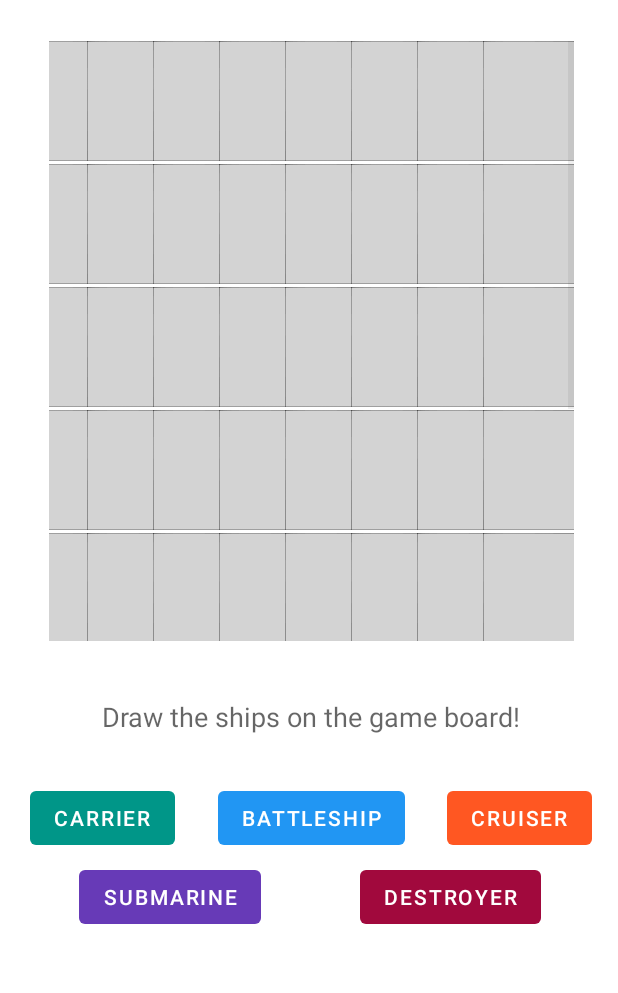
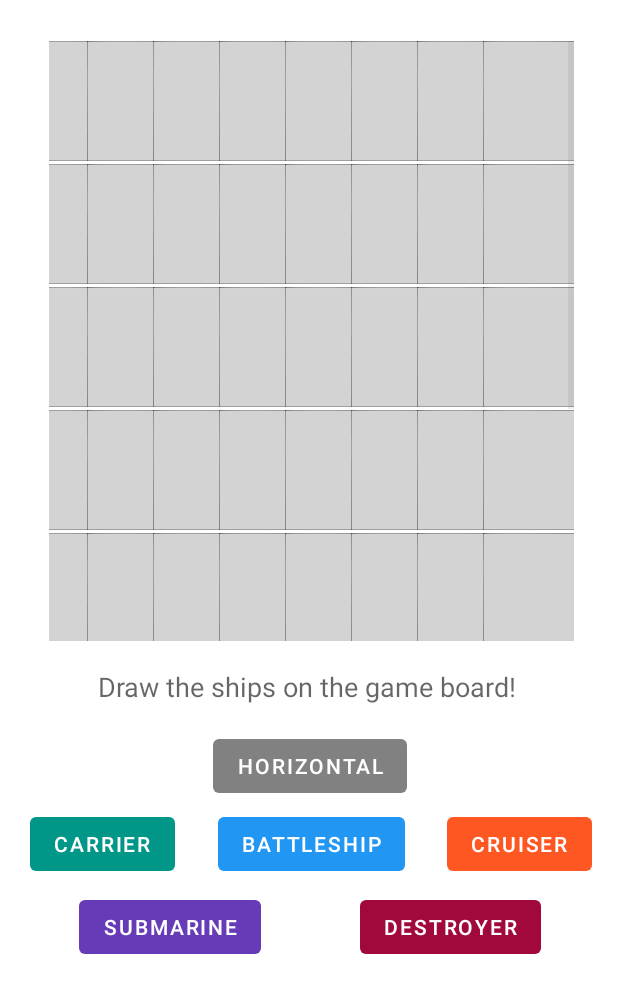
Before and after one commit to puneet-sarhali/java-battleship, an Android app: the CreateGrid screen opened directly, with no data from a screen before it, on a phone screen of 412 x 824 dp. Shown: the top 993 px of the screen. Run offline under Robolectric (Android 15) with nearby library versions, the phone set to English and light mode, and no system bars.

Commit message:
Merged Jason's code.

```diff
--- a/app/src/main/java/com/example/myapplication/imageAdapter.java
+++ b/app/src/main/java/com/example/myapplication/imageAdapter.java
@@ -73,7 +73,7 @@ public class imageAdapter extends BaseAdapter {
 
     @Override
     public long getItemId(int position) {
-        return 0;
+        return imageArray[position];
     }
 
     @Override
--- a/app/src/main/res/layout/activity_main.xml
+++ b/app/src/main/res/layout/activity_main.xml
@@ -75,6 +75,19 @@
         app:layout_constraintStart_toStartOf="@+id/guideline10" />
 
 
+    <Button
+        android:id="@+id/rotation"
+        android:layout_width="wrap_content"
+        android:layout_height="wrap_content"
+        android:layout_marginTop="12dp"
+        android:text="@string/rotate"
+        app:backgroundTint="#818181"
+        app:layout_constraintBottom_toTopOf="@+id/battleship"
+        app:layout_constraintEnd_toStartOf="@+id/guideline7"
+        app:layout_constraintHorizontal_bias="0.497"
+        app:layout_constraintStart_toStartOf="@+id/guideline6"
+        app:layout_constraintTop_toBottomOf="@+id/helpText" />
+
     <TextView
         android:id="@+id/helpText"
         android:layout_width="wrap_content"
@@ -83,11 +96,10 @@
         android:textAppearance="@style/TextAppearance.AppCompat.Medium"
         app:layout_constraintBottom_toTopOf="@+id/guideline9"
         app:layout_constraintEnd_toStartOf="@+id/guideline7"
+        app:layout_constraintHorizontal_bias="0.479"
         app:layout_constraintStart_toStartOf="@+id/guideline6"
-        app:layout_constraintTop_toTopOf="@+id/guideline11" />
-
-
-
+        app:layout_constraintTop_toTopOf="@+id/guideline11"
+        app:layout_constraintVertical_bias="0.109" />
 
     <androidx.constraintlayout.widget.Guideline
         android:id="@+id/guideline3"
@@ -101,7 +113,7 @@
         android:layout_width="wrap_content"
         android:layout_height="wrap_content"
         android:orientation="horizontal"
-        app:layout_constraintGuide_begin="622dp" />
+        app:layout_constraintGuide_begin="642dp" />
 
     <androidx.constraintlayout.widget.Guideline
         android:id="@+id/guideline6"
@@ -122,7 +134,7 @@
         android:layout_width="wrap_content"
         android:layout_height="wrap_content"
         android:orientation="horizontal"
-        app:layout_constraintGuide_begin="517dp" />
+        app:layout_constraintGuide_begin="531dp" />
     <androidx.constraintlayout.widget.Guideline
         android:id="@+id/guideline10"
         android:layout_width="wrap_content"
--- a/app/src/main/res/values/strings.xml
+++ b/app/src/main/res/values/strings.xml
@@ -9,4 +9,5 @@
     <string name="submarine">Submarine</string>
     <string name="destroyer">Destroyer</string>
     <string name="helpText">Draw the ships on the game board!</string>
+    <string name="rotate">Horizontal</string>
 </resources>
```
Also changed, not shown: app/src/main/java/com/example/myapplication/CreateGrid.java (+67 -23 lines).
